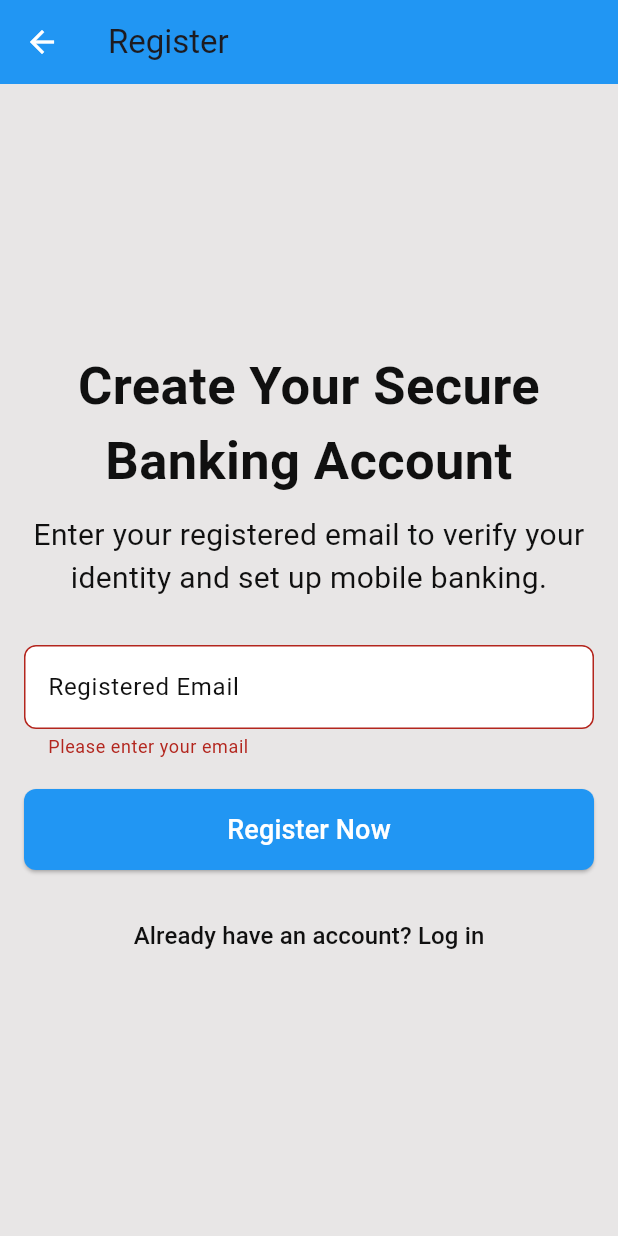
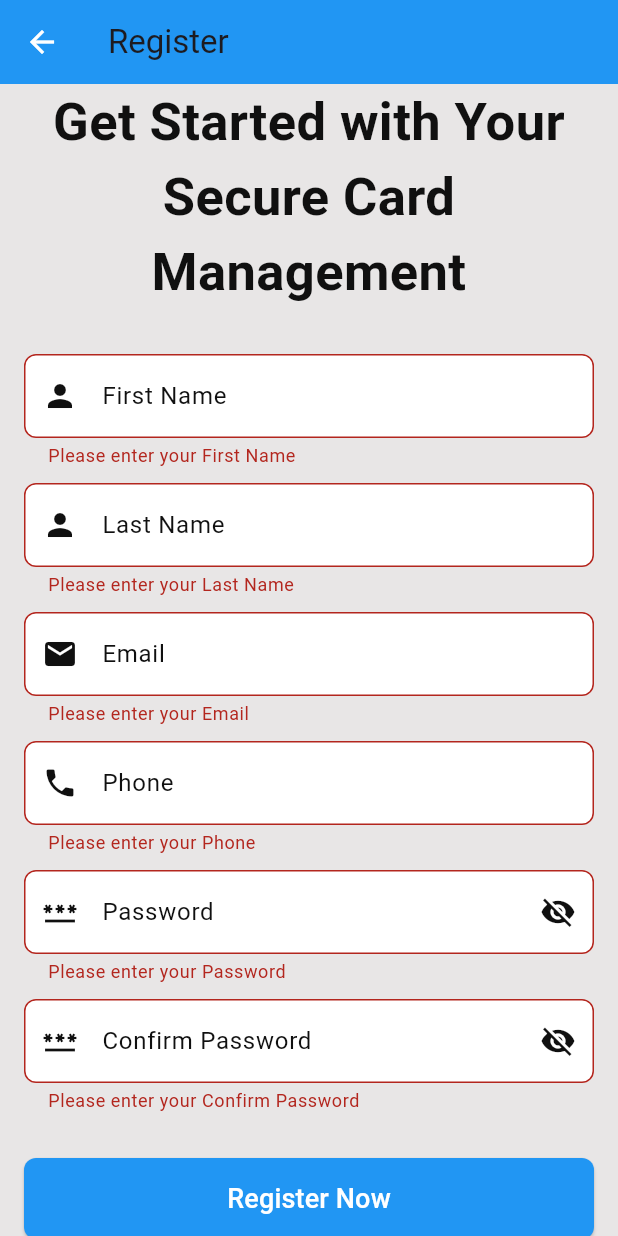
Before and after one commit to Kashyroyalty/Flutter_mobile_app, a Flutter app: the RegistrationPage screen opened by its route, after a tap on "Register Now", on a phone screen of 412 x 824 dp. Run offline on Flutter 3.47's test engine with Material 3 defaults, Android fonts, the phone set to English and light mode, and no system bars; our stand-ins replace image_picker, local_auth, shared_preferences; missing offline and left inert: dart:ffi; accounts and stored records are empty.

Commit message:
redesigned the registration page

```diff
--- a/lib/Pages/RegistrationPage.dart
+++ b/lib/Pages/RegistrationPage.dart
@@ -1,4 +1,3 @@
-import 'dart:convert';
 import 'dart:math';
 import 'package:flutter/material.dart';
 import 'package:http/http.dart' as http;
@@ -16,8 +15,15 @@ class RegistrationPage extends StatefulWidget {
 
 class _RegistrationPageState extends State<RegistrationPage> {
   final _formKey = GlobalKey<FormState>();
-  final TextEditingController _clientController = TextEditingController();
+  bool _isPasswordHidden = true;
+  final TextEditingController _firstNameController = TextEditingController();
+  final TextEditingController _lastNameController = TextEditingController();
+  final TextEditingController _emailController = TextEditingController();
+  final TextEditingController _phoneController = TextEditingController();
+  final TextEditingController _passwordController = TextEditingController();
+  final TextEditingController _confirmpasswordController = TextEditingController();
   late ApiService apiService;
+
 
   @override
   void initState() {
@@ -45,7 +51,7 @@ class _RegistrationPageState extends State<RegistrationPage> {
 
   void _onRegisterPressed() async {
     if (_formKey.currentState!.validate()) {
-      String email = _clientController.text.trim();
+      String email = _emailController.text.trim();
       ScaffoldMessenger.of(context).showSnackBar(
         const SnackBar(
           content: Text("Processing registration..."),
@@ -75,16 +81,12 @@ class _RegistrationPageState extends State<RegistrationPage> {
             Navigator.pushReplacementNamed(context, '/login');
           });
         } else {
-          // Redirect to self-registration page
           ScaffoldMessenger.of(context).showSnackBar(
             const SnackBar(
-              content: Text("Email not found. Redirecting to self-registration."),
+              content: Text("Email not found."),
               backgroundColor: Colors.redAccent,
             ),
           );
-          Future.delayed(const Duration(seconds: 2), () {
-            Navigator.pushReplacementNamed(context, '/self-register');
-          });
         }
       } catch (e) {
         ScaffoldMessenger.of(context).showSnackBar(
@@ -94,6 +96,24 @@ class _RegistrationPageState extends State<RegistrationPage> {
           ),
         );
       }
+    }
+  }
+
+  IconData _getIconForLabel(String label) {
+    switch (label) {
+      case "First Name":
+      case "Last Name":
+        return Icons.person;
+      case "Email":
+        return Icons.email;
+      case "Phone":
+        return Icons.phone;
+      case "password":
+        return Icons.password;
+      case "confirmPassword":
+        return Icons.password;
+      default:
+        return Icons.password_outlined;
     }
   }
 
@@ -109,14 +129,14 @@ class _RegistrationPageState extends State<RegistrationPage> {
           onPressed: () => Navigator.pop(context),
         ),
       ),
-      body: Padding(
+      body: SingleChildScrollView(
         padding: const EdgeInsets.symmetric(horizontal: 16.0),
         child: Column(
           mainAxisAlignment: MainAxisAlignment.center,
           crossAxisAlignment: CrossAxisAlignment.center,
           children: [
             Text(
-              "Create Your Secure Banking Account",
+              "Get Started with Your Secure Card Management",
               style: TextStyle(
                 fontSize: kTextSizeTitles,
                 fontWeight: FontWeight.bold,
@@ -124,42 +144,71 @@ class _RegistrationPageState extends State<RegistrationPage> {
               ),
               textAlign: TextAlign.center,
             ),
-            const SizedBox(height: 10),
-            Text(
-              "Enter your registered email to verify your identity and set up mobile banking.",
-              style: TextStyle(
-                fontSize: kTextSize,
-                color: kTextColorLightTheme,
-              ),
-              textAlign: TextAlign.center,
-            ),
             const SizedBox(height: 30),
             Form(
               key: _formKey,
+              child: Column(
+                children: [
+                  for (var field in ["First Name", "Last Name", "Email", "Phone", "Password", "Confirm Password"])
+                    Padding(
+                      padding: const EdgeInsets.only(bottom: 10.0),
                       child: TextFormField(
-                keyboardType: TextInputType.emailAddress,
+                        keyboardType: field == "Email" ? TextInputType.emailAddress : TextInputType.text,
+                        obscureText: field.contains("Password") ? _isPasswordHidden : false,
                         style: TextStyle(color: kTextColorLightTheme),
-                controller: _clientController,
+                        controller: field == "First Name" ? _firstNameController :
+                        field == "Last Name" ? _lastNameController :
+                        field == "Email" ? _emailController :
+                        field == "Phone" ? _phoneController :
+                        field == "Password" ? _passwordController : _confirmpasswordController,
                         decoration: InputDecoration(
-                  labelText: "Registered Email",
+                          labelText: field,
                           labelStyle: TextStyle(color: kTextColorLightTheme),
                           filled: true,
                           fillColor: Colors.white,
                           border: OutlineInputBorder(
                             borderRadius: BorderRadius.circular(8.0),
                           ),
+                          prefixIcon: Icon(_getIconForLabel(field), color: kTextColorLightTheme),
+                          suffixIcon: field.contains("Password")
+                              ? IconButton(
+                            icon: Icon(
+                              _isPasswordHidden ? Icons.visibility_off : Icons.visibility,
+                              color: kTextColorLightTheme,
+                            ),
+                            onPressed: () {
+                              setState(() {
+                                _isPasswordHidden = !_isPasswordHidden;
+                              });
+                            },
+                          )
+                              : null,
                         ),
                         validator: (value) {
                           if (value == null || value.isEmpty) {
-                    return "Please enter your email";
+                            return "Please enter your $field";
                           }
-                  if (!RegExp(r'\S+@\S+\.\S+').hasMatch(value)) {
+                          if (field == "Email" && !RegExp(r'\S+@\S+\.\S+').hasMatch(value)) {
                             return "Please enter a valid email address";
+                          }
+                          if (field == "Phone" && !RegExp(r'^\d+$').hasMatch(value)) {
+                            return "Please enter a valid phone number";
+                          }
+                          if (field == "Password" &&
+                              !RegExp(r'^(?=.*[a-z])(?=.*[A-Z])(?=.*\d)(?=.*[\W_]).{8,}$').hasMatch(value)) {
+                            return "Password must be at least 8 characters long and include:\n• One uppercase letter\n• One lowercase letter\n• One number\n• One special character";
+                          }
+                          if (field == "Confirm Password" && value != _passwordController.text) {
+                            return "Passwords do not match";
                           }
                           return null;
                         },
                       ),
                     ),
+                ],
+              ),
+            ),
+
             const SizedBox(height: 20),
             SizedBox(
               width: double.infinity,
```
Lines whose indentation alone changed are shown as unchanged.
